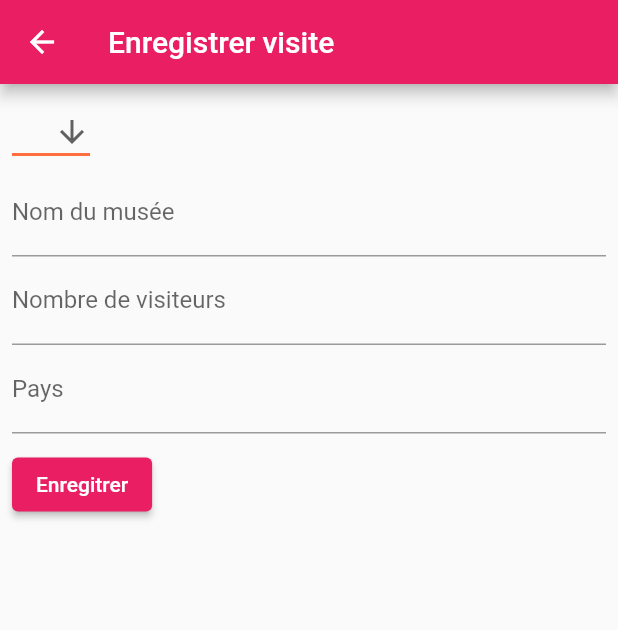
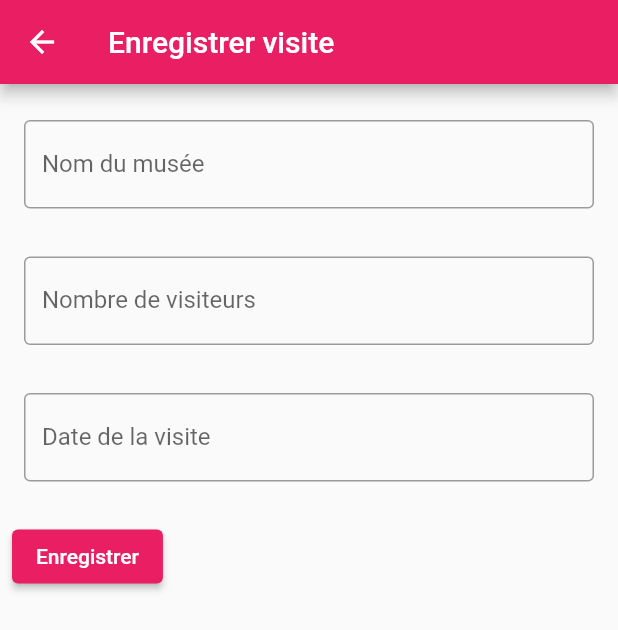
Before and after one commit to david95thinkcode/FlutterMuseum, a Flutter app: the CreateVisitRoute screen opened by its route, on a phone screen of 412 x 824 dp. Shown: the top 630 px of the screen. Run offline on Flutter 3.47's test engine with Material 2 defaults, Android fonts, the phone set to English and light mode, and no system bars; our stand-ins replace fluttertoast, sqflite; accounts and stored records are empty.

Commit message:
[ Update ] VIsit creation done
Signed-off-by: David <david95thinkcode@gmail.com>

```diff
--- a/lib/routes/createvisitroute.dart
+++ b/lib/routes/createvisitroute.dart
@@ -1,3 +1,4 @@
+import 'package:flutter/cupertino.dart';
 import 'package:flutter/material.dart';
 import 'package:fluttertoast/fluttertoast.dart';
 import 'package:museum/config/databaser.dart';
@@ -5,6 +6,11 @@ import 'package:museum/models/Museum.dart';
 import 'package:museum/models/Visit.dart';
 import 'package:museum/services/MuseumService.dart';
 import 'package:museum/services/VisitService.dart';
+
+import 'package:museum/styles.dart';
+import 'package:flutter/cupertino.dart';
+import 'package:intl/intl.dart';
+import 'package:provider/provider.dart';
 
 class CreateVisitRoute extends StatefulWidget {
   const CreateVisitRoute({Key? key}) : super(key: key);
@@ -18,11 +24,15 @@ class _CreateVisitRouteState extends State<CreateVisitRoute> {
   late MuseumService _museumService;
   late VisitService _visitService;
   final nameController = TextEditingController();
+  final timeController = TextEditingController();
   final nbVisiteurController = TextEditingController();
-  final jourController = TextEditingController();
   bool _isSubmitting = false;
-  String dropdownValue = '';
+  Museum? _selectedMuseum;
+  DateTime _selectedDate = DateTime.now();
   List<Museum> _museumsList = [];
+  List<Widget> _museumListWidget = [];
+  bool _shouldShowMuseumPicker = false;
+  bool _shouldShowDatePicker = false;
 
   @override
   void initState() {
@@ -35,24 +45,55 @@ class _CreateVisitRouteState extends State<CreateVisitRoute> {
 
   _fetchMuseum() async {
     _museumsList = await _museumService.all();
+
+    setState(() {
+      _museumListWidget = [];
+      for (var x in _museumsList) {
+        _museumListWidget.add(Text(x.nomMus));
+      }
+    });
+    // print(_museumsList);
+  }
+
+  _getMuseumAtIndex(int index) {
+    if (_museumsList.isNotEmpty && index < _museumsList.length) {
+      var selectedMuseum = _museumsList[index];
+      setState(() {
+        _selectedMuseum = selectedMuseum;
+        nameController.text = selectedMuseum.nomMus;
+      });
+    }
   }
 
   _resetForm() {
     nameController.text = "";
-    nbVisiteurController.text = "0";
-    jourController.text = "";
     _isSubmitting = false;
   }
 
+  _formIsNotFilledCorrectly() {
+    Fluttertoast.showToast(
+        msg: "Erreur. Veuillez tout renseigner!",
+        toastLength: Toast.LENGTH_LONG,
+        gravity: ToastGravity.BOTTOM,
+        timeInSecForIosWeb: 3,
+        backgroundColor: Colors.redAccent,
+        textColor: Colors.white,
+        fontSize: 16.0);
+  }
+
   _save() async {
-    String name = nameController.text;
-    String jour = jourController.text;
     int visitorsCount = nbVisiteurController.text.isNotEmpty
         ? int.parse(nbVisiteurController.text)
         : 0;
-    // TODO: pick musee from musee list
-    Visit visit =
-        Visit(nbVisiteurs: visitorsCount, numMus: int.parse(name), jour: jour);
+    var selectedMuseum = _selectedMuseum;
+
+    if (selectedMuseum == null || nameController.text.isEmpty) {
+      _formIsNotFilledCorrectly();
+    } else {
+      Visit visit = Visit(
+          nbVisiteurs: visitorsCount,
+          numMus: selectedMuseum.numMus!,
+          jour: _selectedDate.toString());
       setState(() {
         _isSubmitting = true;
       });
@@ -86,6 +127,14 @@ class _CreateVisitRouteState extends State<CreateVisitRoute> {
 
       Navigator.pop(context);
     }
+  }
+
+  _onDatePicked(DateTime time) {
+    setState(() {
+      _selectedDate = time;
+      timeController.text = DateFormat.yMMMd().format(_selectedDate);
+    });
+  }
 
   @override
   Widget build(BuildContext context) {
@@ -96,7 +145,7 @@ class _CreateVisitRouteState extends State<CreateVisitRoute> {
       body: Center(
           child: Column(
         children: <Widget>[
-          Expanded(
+          Container(
               child: Column(
             children: [
               Padding(
@@ -105,45 +154,111 @@ class _CreateVisitRouteState extends State<CreateVisitRoute> {
                       child: Column(
                           crossAxisAlignment: CrossAxisAlignment.start,
                           children: [
-                        DropdownButton<String>(
-                          value: null,
-                          icon: const Icon(Icons.arrow_downward),
-                          elevation: 16,
-                          style: const TextStyle(color: Colors.deepOrange),
-                          underline: Container(
-                            height: 2,
-                            color: Colors.deepOrangeAccent,
-                          ),
-                          onChanged: (String? newValue) {
+                        Padding(
+                          padding:
+                              EdgeInsets.symmetric(horizontal: 8, vertical: 16),
+                          child: TextFormField(
+                            controller: nameController,
+                            readOnly: true,
+                            onTap: () {
                               setState(() {
-                              dropdownValue = newValue!;
+                                _shouldShowMuseumPicker =
+                                    !_shouldShowMuseumPicker;
                               });
                             },
-                          items: <String>['One', 'Two', 'Free', 'Four']
-                              .map<DropdownMenuItem<String>>((String value) {
-                            return DropdownMenuItem<String>(
-                              value: value,
-                              child: Text(value),
-                            );
-                          }).toList(),
-                        ),
-                        TextFormField(
-                          controller: nameController,
                             decoration: const InputDecoration(
-                              hintText: 'Entrez ici...',
+                                border: OutlineInputBorder(),
+                                // hintText: 'Entrez ici...',
                                 labelText: 'Nom du musée'),
                           ),
-                        TextFormField(
+                        ),
+                        Visibility(
+                          visible: _shouldShowMuseumPicker,
+                          child: Container(
+                              height: 130,
+                              child: CupertinoPicker(
+                                children: _museumListWidget,
+                                onSelectedItemChanged: (value) {
+                                  _getMuseumAtIndex(value);
+                                },
+                                itemExtent: 25,
+                                diameterRatio: 1,
+                                useMagnifier: true,
+                              )),
+                        ),
+                        Padding(
+                            padding: EdgeInsets.symmetric(
+                                horizontal: 8, vertical: 16),
+                            child: TextFormField(
                               keyboardType: TextInputType.number,
                               controller: nbVisiteurController,
                               decoration: const InputDecoration(
+                                  border: OutlineInputBorder(),
                                   hintText: 'Entrez ici',
                                   labelText: 'Nombre de visiteurs'),
+                              onTap: () {
+                                setState(() {
+                                  _shouldShowMuseumPicker = false;
+                                });
+                              },
+                            )),
+                        Padding(
+                          padding:
+                              EdgeInsets.symmetric(horizontal: 8, vertical: 16),
+                          child: TextFormField(
+                            controller: timeController,
+                            readOnly: true,
+                            onTap: () {
+                              setState(() {
+                                _shouldShowDatePicker = !_shouldShowDatePicker;
+                              });
+                            },
+                            decoration: const InputDecoration(
+                                border: OutlineInputBorder(),
+                                hintText: 'Touchez pour changer...',
+                                labelText: 'Date de la visite'),
                           ),
-                        TextFormField(
-                          controller: jourController,
-                          decoration: const InputDecoration(
-                              hintText: 'Entrez ici...', labelText: 'Pays'),
+                        ),
+                        // Padding(
+                        //   padding:
+                        //       EdgeInsets.symmetric(horizontal: 8, vertical: 16),
+                        //   child: Row(
+                        //     mainAxisAlignment: MainAxisAlignment.spaceBetween,
+                        //     children: <Widget>[
+                        //       Row(
+                        //         mainAxisAlignment: MainAxisAlignment.start,
+                        //         children: const <Widget>[
+                        //           Icon(
+                        //             CupertinoIcons.clock,
+                        //             color: CupertinoColors.lightBackgroundGray,
+                        //             size: 28,
+                        //           ),
+                        //           SizedBox(width: 6),
+                        //           Text(
+                        //             'Date de la visite',
+                        //             style: Styles.deliveryTimeLabel,
+                        //           ),
+                        //         ],
+                        //       ),
+                        //       Text(
+                        //         DateFormat.yMMMd().format(_selectedDate),
+                        //         style: Styles.deliveryTime,
+                        //       ),
+                        //     ],
+                        //   ),
+                        // ),
+                        Visibility(
+                          visible: _shouldShowDatePicker,
+                          child: Container(
+                            height: 200,
+                            child: CupertinoDatePicker(
+                              mode: CupertinoDatePickerMode.date,
+                              initialDateTime: _selectedDate,
+                              onDateTimeChanged: (DateTime newDateTime) {
+                                _onDatePicked(newDateTime);
+                              },
+                            ),
+                          ),
                         ),
                         Row(
                             mainAxisAlignment: MainAxisAlignment.start,
@@ -152,11 +267,11 @@ class _CreateVisitRouteState extends State<CreateVisitRoute> {
                                   margin: EdgeInsets.symmetric(vertical: 10),
                                   child: !_isSubmitting
                                       ? ElevatedButton(
-                                          child: const Text('Enregitrer'),
+                                          child: const Text('Enregistrer'),
                                           onPressed: _save,
                                         )
                                       : CircularProgressIndicator()),
-                            ])
+                            ]),
                       ])))
             ],
           )),
--- a/lib/routes/visit/visithomeroute.dart
+++ b/lib/routes/visit/visithomeroute.dart
@@ -27,7 +27,7 @@ class _VisitHomeRouteState extends State<VisitHomeRoute> {
   Widget build(BuildContext context) {
     return Scaffold(
       appBar: AppBar(
-          title: const Text("Musées")
+          title: const Text("Visites")
       ),
       body: const VisitList(),
       floatingActionButton: FloatingActionButton(
--- a/lib/services/VisitService.dart
+++ b/lib/services/VisitService.dart
@@ -42,7 +42,7 @@ class VisitService extends SQLiteCrudable {
   Future<bool> delete(Visit visit) async {
     int affectedRowsCount = await db.database.delete(
       Visit.table,
-      where: 'nummus = ? nbvisiteurs = ? jour = ?',
+      where: 'nummus = ? and nbvisiteurs = ? and jour = ?',
       whereArgs: [visit.numMus, visit.nbVisiteurs, visit.jour],
     );
 
--- /dev/null
+++ b/lib/styles.dart
@@ -0,0 +1,51 @@
+import 'package:flutter/cupertino.dart';
+
+abstract class Styles {
+  static const TextStyle productRowItemName = TextStyle(
+    color: Color.fromRGBO(0, 0, 0, 0.8),
+    fontSize: 18,
+    fontStyle: FontStyle.normal,
+    fontWeight: FontWeight.normal,
+  );
+
+  static const TextStyle productRowTotal = TextStyle(
+    color: Color.fromRGBO(0, 0, 0, 0.8),
+    fontSize: 18,
+    fontStyle: FontStyle.normal,
+    fontWeight: FontWeight.bold,
+  );
+
+  static const TextStyle productRowItemPrice = TextStyle(
+    color: Color(0xFF8E8E93),
+    fontSize: 13,
+    fontWeight: FontWeight.w300,
+  );
+
+  static const TextStyle searchText = TextStyle(
+    color: Color.fromRGBO(0, 0, 0, 1),
+    fontSize: 14,
+    fontStyle: FontStyle.normal,
+    fontWeight: FontWeight.normal,
+  );
+
+  static const TextStyle deliveryTimeLabel = TextStyle(
+    // color: Color(0xFFC2C2C2),
+    color: CupertinoColors.darkBackgroundGray,
+    fontWeight: FontWeight.w300,
+  );
+
+  static const TextStyle deliveryTime = TextStyle(
+    color: CupertinoColors.secondaryLabel,
+  );
+
+  static const Color productRowDivider = Color(0xFFD9D9D9);
+
+  static const Color scaffoldBackground = Color(0xfff0f0f0);
+
+  static const Color searchBackground = Color(0xffe0e0e0);
+
+  static const Color searchCursorColor = Color.fromRGBO(0, 122, 255, 1);
+
+  static const Color searchIconColor = Color.fromRGBO(128, 128, 128, 1);
+
+}
--- a/pubspec.yaml
+++ b/pubspec.yaml
@@ -37,6 +37,9 @@ dependencies:
   # The following adds the Cupertino Icons font to your application.
   # Use with the CupertinoIcons class for iOS style icons.
   cupertino_icons: ^1.0.2
+  intl: ^0.17.0
+  provider: ^6.0.2
+  shrine_images: ^2.0.1
 
 dev_dependencies:
   flutter_test:
```
Also changed, not shown: lib/config/databaser.dart (+4 -3 lines), lib/widgets/visitlist.dart (+0 -20 lines), pubspec.lock. Lines whose indentation alone changed are shown as unchanged.
